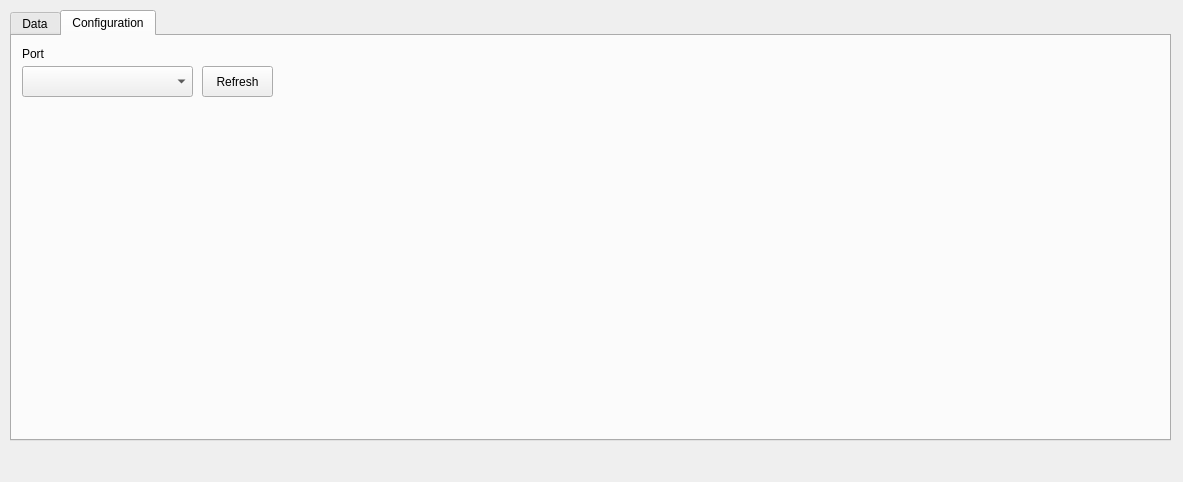
Above: PC_App/mainWindow.ui from krzpch/HDC2080_Sensor_Lib_and_PC_App before the change. Below: the same form after it.
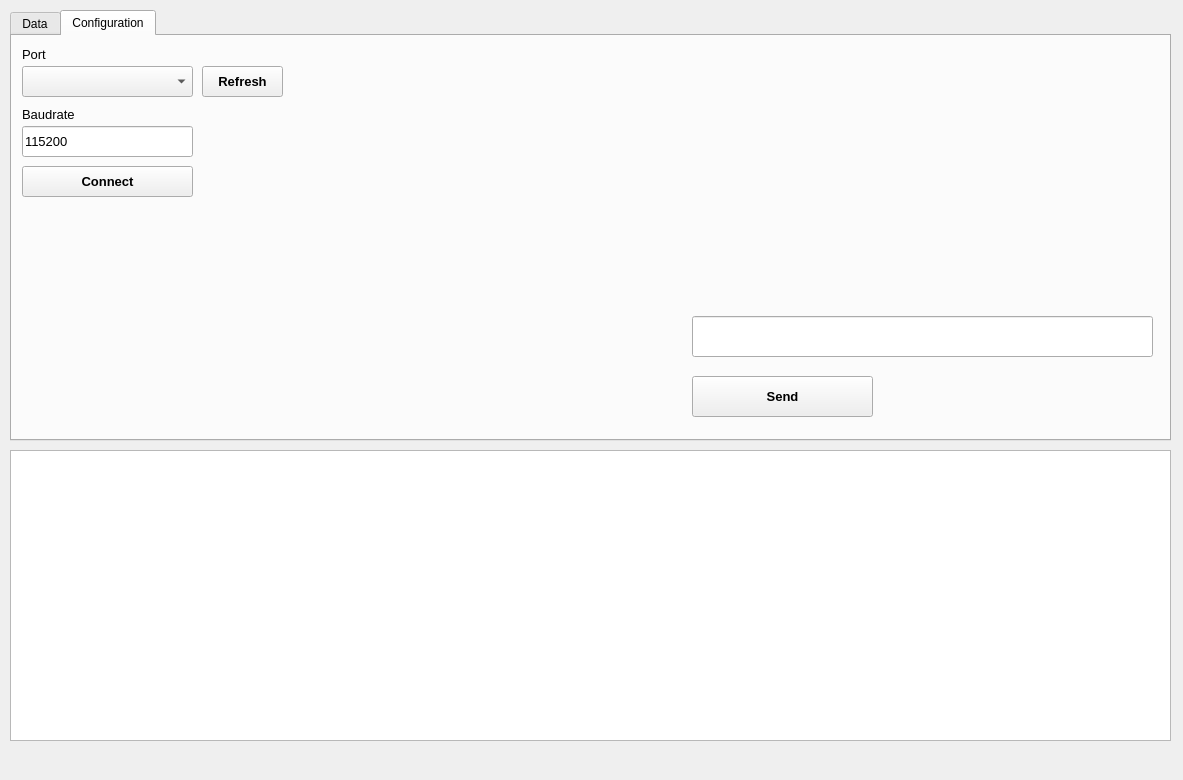
That is the form after the change.

Commit message: Added basic communication through serial port

```diff
--- a/PC_App/mainWindow.ui
+++ b/PC_App/mainWindow.ui
@@ -7,7 +7,7 @@
     <x>0</x>
     <y>0</y>
     <width>1183</width>
-    <height>482</height>
+    <height>780</height>
    </rect>
   </property>
   <property name="windowTitle">
@@ -138,6 +138,11 @@
         <height>16</height>
        </rect>
       </property>
+      <property name="font">
+       <font>
+        <pointsize>10</pointsize>
+       </font>
+      </property>
       <property name="text">
        <string>Port</string>
       </property>
@@ -147,16 +152,131 @@
        <rect>
         <x>190</x>
         <y>30</y>
-        <width>71</width>
+        <width>81</width>
         <height>31</height>
        </rect>
       </property>
+      <property name="font">
+       <font>
+        <pointsize>10</pointsize>
+        <weight>75</weight>
+        <bold>true</bold>
+       </font>
+      </property>
       <property name="text">
        <string>Refresh</string>
       </property>
      </widget>
+     <widget class="QLineEdit" name="baudrateLineEdit">
+      <property name="geometry">
+       <rect>
+        <x>10</x>
+        <y>90</y>
+        <width>171</width>
+        <height>31</height>
+       </rect>
+      </property>
+      <property name="font">
+       <font>
+        <pointsize>10</pointsize>
+       </font>
+      </property>
+      <property name="inputMethodHints">
+       <set>Qt::ImhPreferNumbers</set>
+      </property>
+      <property name="text">
+       <string>115200</string>
+      </property>
+     </widget>
+     <widget class="QLabel" name="baud_label">
+      <property name="geometry">
+       <rect>
+        <x>10</x>
+        <y>70</y>
+        <width>171</width>
+        <height>16</height>
+       </rect>
+      </property>
+      <property name="font">
+       <font>
+        <pointsize>10</pointsize>
+       </font>
+      </property>
+      <property name="text">
+       <string>Baudrate</string>
+      </property>
+     </widget>
+     <widget class="QPushButton" name="sendButton">
+      <property name="geometry">
+       <rect>
+        <x>680</x>
+        <y>340</y>
+        <width>181</width>
+        <height>41</height>
+       </rect>
+      </property>
+      <property name="font">
+       <font>
+        <pointsize>10</pointsize>
+        <weight>75</weight>
+        <bold>true</bold>
+       </font>
+      </property>
+      <property name="text">
+       <string>Send</string>
+      </property>
+     </widget>
+     <widget class="QPushButton" name="connectButton">
+      <property name="geometry">
+       <rect>
+        <x>10</x>
+        <y>130</y>
+        <width>171</width>
+        <height>31</height>
+       </rect>
+      </property>
+      <property name="font">
+       <font>
+        <pointsize>10</pointsize>
+        <weight>75</weight>
+        <bold>true</bold>
+       </font>
+      </property>
+      <property name="text">
+       <string>Connect</string>
+      </property>
+     </widget>
+     <widget class="QLineEdit" name="send_lineEdit">
+      <property name="geometry">
+       <rect>
+        <x>680</x>
+        <y>280</y>
+        <width>461</width>
+        <height>41</height>
+       </rect>
+      </property>
+     </widget>
     </widget>
    </widget>
+   <widget class="QTextEdit" name="globalResponse">
+    <property name="enabled">
+     <bool>true</bool>
+    </property>
+    <property name="geometry">
+     <rect>
+      <x>10</x>
+      <y>450</y>
+      <width>1161</width>
+      <height>291</height>
+     </rect>
+    </property>
+    <property name="acceptDrops">
+     <bool>false</bool>
+    </property>
+    <property name="undoRedoEnabled">
+     <bool>false</bool>
+    </property>
+   </widget>
   </widget>
   <widget class="QMenuBar" name="menubar">
    <property name="geometry">
```
Left out of the diff: 10 changed lines with no effect on the pictures. The commit also changes 1 other file.
